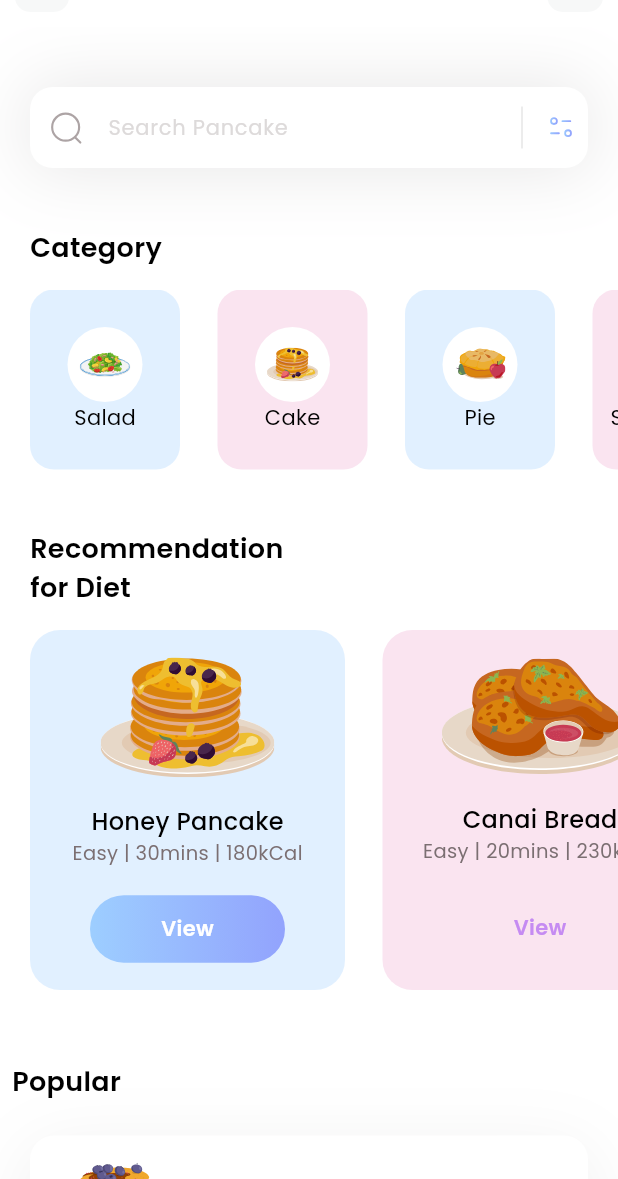
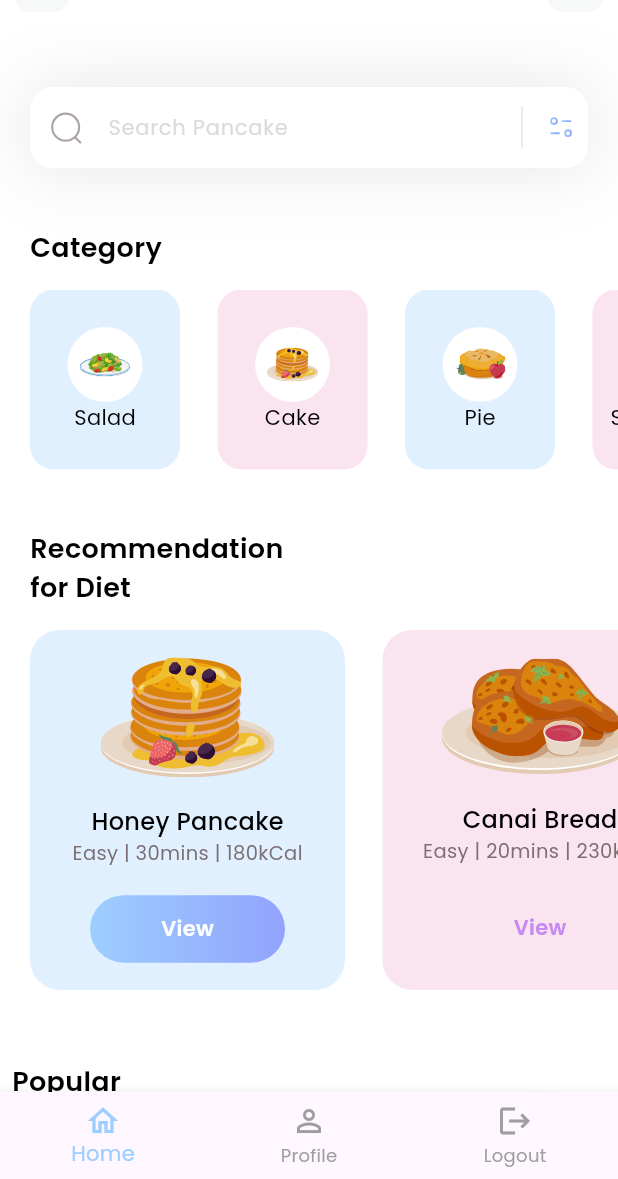
Before and after one commit to sleepyrave/first_flutter, a Flutter app: the HomePage screen opened directly, on a phone screen of 412 x 824 dp, the part 57-1236 px from its top. Run offline on Flutter 3.47's test engine with Material 3 defaults, Android fonts, the phone set to English and light mode, and no system bars; our stand-ins replace flutter_svg.

Commit message:
working login, profile, logout

```diff
--- a/lib/main.dart
+++ b/lib/main.dart
@@ -1,4 +1,4 @@
-import 'package:fitness/pages/home.dart';
+import 'pages/login.dart';
 import 'package:flutter/material.dart';
 
 void main() {
@@ -9,12 +9,12 @@ class MyApp extends StatelessWidget {
   const MyApp({super.key});
 
   // This widget is the root of your application.
-   @override
+  @override
   Widget build(BuildContext context) {
     return MaterialApp(
       debugShowCheckedModeBanner: false,
       theme: ThemeData(fontFamily: 'Poppins'),
-      home: HomePage(),
+      home: LoginPage(),
     );
   }
 }
--- a/lib/pages/home.dart
+++ b/lib/pages/home.dart
@@ -3,18 +3,50 @@ import 'package:fitness/models/diet_model.dart';
 import 'package:fitness/models/popular_model.dart';
 import 'package:flutter/material.dart';
 import 'package:flutter_svg/flutter_svg.dart';
+import 'package:fitness/pages/login.dart';
+import 'package:fitness/pages/profile.dart';
 
-class HomePage extends StatelessWidget {
-  HomePage({super.key});
+class HomePage extends StatefulWidget {
+  const HomePage({super.key});
 
+  @override
+  State<HomePage> createState() => _HomePageState();
+}
+
+class _HomePageState extends State<HomePage> {
   List<CategoryModel> categories = [];
   List<DietModel> diets = [];
   List<PopularDietsModel> popularDiets = [];
+  int _selectedIndex = 0;
+
+  @override
+  void initState() {
+    super.initState();
+    _getInitialInfo();
+  }
 
   void _getInitialInfo() {
     categories = CategoryModel.getCategories();
     diets = DietModel.getDiets();
     popularDiets = PopularDietsModel.getPopularDiets();
+  }
+
+  void _onItemTapped(int index) {
+    if (index == 2) {
+      Navigator.pushReplacement(
+        context,
+        MaterialPageRoute(builder: (context) => LoginPage()),
+      );
+    } else if (index == 1) {
+      Navigator.push(
+        context,
+        MaterialPageRoute(builder: (context) => const ProfilePage()),
+      );
+    } else {
+      setState(() {
+        _selectedIndex = index;
+      });
+    }
   }
 
   @override
@@ -122,6 +154,23 @@ class HomePage extends StatelessWidget {
             ],
           ),
           SizedBox(height: 40),
+        ],
+      ),
+      bottomNavigationBar: BottomNavigationBar(
+        currentIndex: _selectedIndex,
+        onTap: _onItemTapped,
+        selectedItemColor: const Color(0xff9DCEFF),
+        unselectedItemColor: Colors.grey,
+        items: const [
+          BottomNavigationBarItem(
+            icon: Icon(Icons.home_outlined),
+            label: 'Home',
+          ),
+          BottomNavigationBarItem(
+            icon: Icon(Icons.person_outline),
+            label: 'Profile',
+          ),
+          BottomNavigationBarItem(icon: Icon(Icons.logout), label: 'Logout'),
         ],
       ),
     );
```
Also changed, not shown: lib/pages/login.dart (added, +60 -0 lines), lib/pages/profile.dart (added, +149 -0 lines), assets/icons/profile.png (added).
